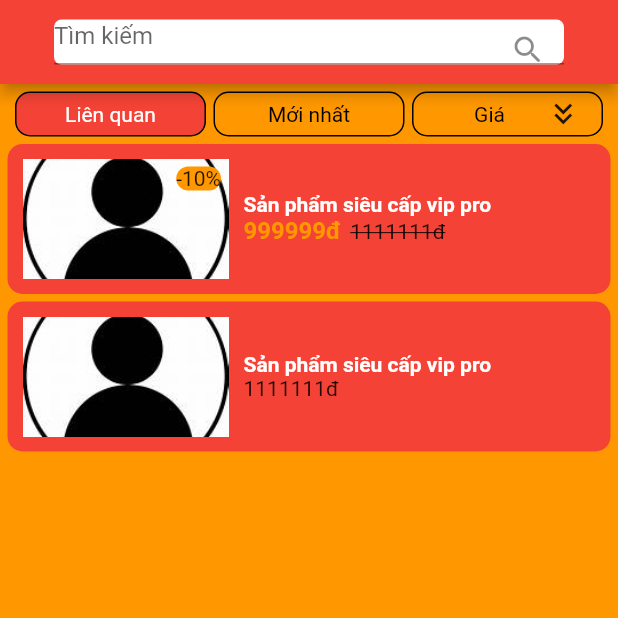
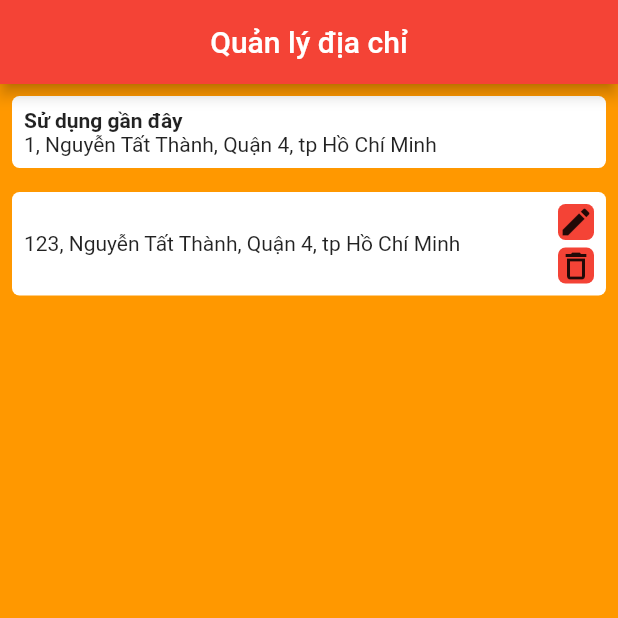
Before and after one commit to thanhhuy114/DarkShop, a Flutter app: the screen it shows after launch, on a phone screen of 412 x 824 dp, the top half of it. Run offline on Flutter 3.47's test engine with Material 2 defaults, Android fonts, the phone set to English and light mode, and no system bars; our stand-ins replace image_picker; accounts and stored records are empty.

Commit message:
xong giao diện quản lý địa chỉ

```diff
--- /dev/null
+++ b/lib/data/models/address.dart
@@ -0,0 +1,9 @@
+class Address{
+  int id;
+  String address;
+
+  Address({required this.id, required this.address});
+  Address.empty():
+    id = -1,
+    address = "";
+}
--- a/lib/main.dart
+++ b/lib/main.dart
@@ -1,4 +1,5 @@
 import 'package:darkshop/views/account/account_screen.dart';
+import 'package:darkshop/views/address_management/address_management_screen.dart';
 import 'package:darkshop/views/search/components/search_bar.dart';
 import 'package:darkshop/views/search/search_products_screen.dart';
 import 'package:darkshop/views/users_management/users_management_screen.dart';
@@ -21,7 +22,7 @@ class MyApp extends StatelessWidget {
       debugShowCheckedModeBanner: false,
       initialRoute: "/",
       routes: {
-        "/":(context) =>const SearchProductsScreen(),
+        "/":(context) =>const AddressManagementScreen(),
       },
     );
   }
--- a/lib/utils/colors.dart
+++ b/lib/utils/colors.dart
@@ -10,4 +10,5 @@ class MyColors{
   static const Color backgroundAppBar = Colors.red;
   static const Color backgroundUserInfo = Colors.white;
   static const Color backgroundSearchSuggestions = Colors.white;
+  static const Color backgroundAddress = Colors.white;
 }
--- a/lib/utils/constants.dart
+++ b/lib/utils/constants.dart
@@ -26,6 +26,8 @@ class Constants {
   static const String email = "Email";
   static const String phone = "Số điện thoại";
   static const String address = "Địa chỉ";
+  static const String addressManagement = "Quản lý địa chỉ";
+  static const String recentUsed = "Sử dụng gần đây";
   static const String blocked = "Bị khóa";
   static const String changePassword = "Đổi mật khẩu";
   static const String delete = "Xóa";
@@ -41,5 +43,4 @@ class Constants {
   static const int indexLatestProducts = 1;
   static const int indexPriceIncreaseProducts = 2;
   static const int indexPriceDecreaseProducts = 3;
-
 }
--- /dev/null
+++ b/lib/views/address_management/address_management_screen.dart
@@ -0,0 +1,42 @@
+import 'package:darkshop/data/models/address.dart';
+import 'package:darkshop/views/address_management/components/address_card.dart';
+import 'package:flutter/material.dart';
+
+import '../../utils/colors.dart';
+import '../../utils/constants.dart';
+
+class AddressManagementScreen extends StatefulWidget {
+  const AddressManagementScreen({super.key});
+
+  @override
+  State<AddressManagementScreen> createState() =>
+      _AddressManagementScreenState();
+}
+
+class _AddressManagementScreenState extends State<AddressManagementScreen> {
+  @override
+  Widget build(BuildContext context) {
+    return Scaffold(
+      appBar: AppBar(
+        title: const Text(Constants.addressManagement),
+        centerTitle: true,
+        backgroundColor: MyColors.backgroundAppBar,
+      ),
+      body: ListView(
+        children: [
+          AddressCard(
+              address: Address(
+                  id: 1,
+                  address: "1, Nguyễn Tất Thành, Quận 4, tp Hồ Chí Minh"),
+              isRecentUsed: 0==0),
+          AddressCard(
+              address: Address(
+                  id: 1,
+                  address: "123, Nguyễn Tất Thành, Quận 4, tp Hồ Chí Minh"),
+              isRecentUsed: 1==0),
+        ],
+      ),
+      backgroundColor: MyColors.backgroundApp,
+    );
+  }
+}
--- /dev/null
+++ b/lib/views/address_management/components/address_card.dart
@@ -0,0 +1,77 @@
+import 'package:darkshop/data/models/address.dart';
+import 'package:darkshop/utils/colors.dart';
+import 'package:darkshop/utils/constants.dart';
+import 'package:flutter/material.dart';
+
+class AddressCard extends StatelessWidget {
+  const AddressCard(
+      {super.key, required this.address, required this.isRecentUsed});
+  final Address address;
+  final bool isRecentUsed;
+
+  @override
+  Widget build(BuildContext context) {
+    if (isRecentUsed) {
+      return Padding(
+        padding: const EdgeInsets.all(8.0),
+        child: Container(
+          padding: const EdgeInsets.all(8),
+          decoration: BoxDecoration(
+              color: MyColors.backgroundAddress,
+              borderRadius: BorderRadius.circular(5)),
+          child: Column(
+            crossAxisAlignment: CrossAxisAlignment.start,
+            children: [
+              const Text(
+                Constants.recentUsed,
+                style: TextStyle(fontSize: 14, fontWeight: FontWeight.bold),
+              ),
+              Text(address.address)
+            ],
+          ),
+        ),
+      );
+    } else {
+      return Padding(
+        padding: const EdgeInsets.all(8.0),
+        child: Container(
+          padding: const EdgeInsets.all(8),
+          decoration: BoxDecoration(
+              color: MyColors.backgroundAddress,
+              borderRadius: BorderRadius.circular(5)),
+          child: Row(
+            mainAxisAlignment: MainAxisAlignment.spaceBetween,
+            children: [
+              Text(address.address),
+              Column(
+                children: [
+                  GestureDetector(
+                    onTap: () {},
+                    child: Container(
+                      decoration: BoxDecoration(
+                          color: MyColors.backgroundButton,
+                          borderRadius: BorderRadius.circular(5)),
+                      child: const Icon(Icons.edit),
+                    ),
+                  ),
+                  const SizedBox(
+                    height: 5,
+                  ),
+                  GestureDetector(
+                    onTap: () {},
+                    child: Container(
+                      decoration: BoxDecoration(
+                          color: MyColors.backgroundButton,
+                          borderRadius: BorderRadius.circular(5)),
+                      child: const Icon(Icons.delete_outline),
+                    ),
+                  )
+                ],
+              )
+            ],
+          ),
+        ),
+      );
+    }
+  }
+}
```
Also changed, not shown: lib/data/repositories/address_repository.dart (added), lib/views/address_management/address_management_presenter.dart (added).
